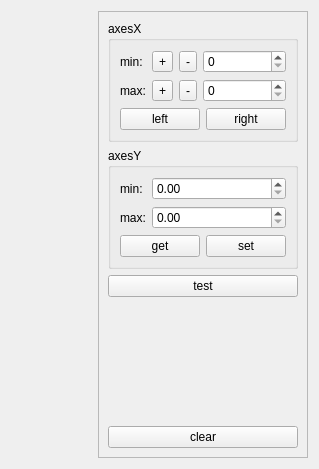
This is Qt/lib2/widgets/candlestick_box/src/ui/candlestick_box.ui in RinatB2017/mega_GIT as Qt 5 draws it before an edit. The edited form follows.
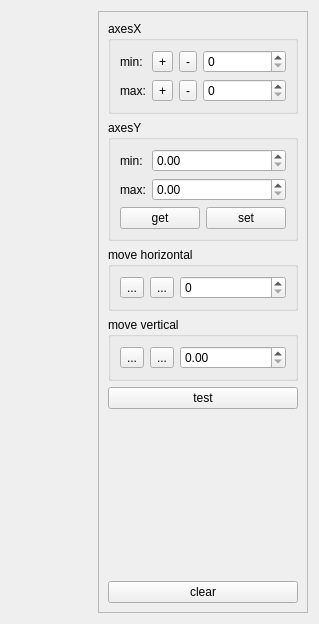
This is the edited form. Icons and pictures are not drawn. Custom widgets are drawn as their Qt base class.

Patch:
```diff
--- a/Qt/lib2/widgets/candlestick_box/src/ui/candlestick_box.ui
+++ b/Qt/lib2/widgets/candlestick_box/src/ui/candlestick_box.ui
@@ -7,7 +7,7 @@
     <x>0</x>
     <y>0</y>
     <width>319</width>
-    <height>469</height>
+    <height>624</height>
    </rect>
   </property>
   <property name="windowTitle">
@@ -118,24 +118,6 @@
            </item>
           </layout>
          </item>
-         <item>
-          <layout class="QHBoxLayout" name="horizontalLayout_2">
-           <item>
-            <widget class="QPushButton" name="btn_move_left">
-             <property name="text">
-              <string>left</string>
-             </property>
-            </widget>
-           </item>
-           <item>
-            <widget class="QPushButton" name="btn_move_right">
-             <property name="text">
-              <string>right</string>
-             </property>
-            </widget>
-           </item>
-          </layout>
-         </item>
         </layout>
        </widget>
       </item>
@@ -202,6 +184,82 @@
         </layout>
        </widget>
       </item>
+      <item>
+       <widget class="QGroupBox" name="groupBox_3">
+        <property name="title">
+         <string>move horizontal</string>
+        </property>
+        <layout class="QVBoxLayout" name="verticalLayout_4">
+         <item>
+          <layout class="QHBoxLayout" name="horizontalLayout_2">
+           <item>
+            <widget class="QToolButton" name="btn_move_left">
+             <property name="text">
+              <string>...</string>
+             </property>
+             <property name="icon">
+              <iconset resource="../../../../../lib/pictures/arrow.qrc">
+               <normaloff>:/arrow/arrow-left.png</normaloff>:/arrow/arrow-left.png</iconset>
+             </property>
+            </widget>
+           </item>
+           <item>
+            <widget class="QToolButton" name="btn_move_right">
+             <property name="text">
+              <string>...</string>
+             </property>
+             <property name="icon">
+              <iconset resource="../../../../../lib/pictures/arrow.qrc">
+               <normaloff>:/arrow/arrow-right.png</normaloff>:/arrow/arrow-right.png</iconset>
+             </property>
+            </widget>
+           </item>
+           <item>
+            <widget class="QSpinBox" name="sb_posx_delta"/>
+           </item>
+          </layout>
+         </item>
+        </layout>
+       </widget>
+      </item>
+      <item>
+       <widget class="QGroupBox" name="groupBox_4">
+        <property name="title">
+         <string>move vertical</string>
+        </property>
+        <layout class="QVBoxLayout" name="verticalLayout_5">
+         <item>
+          <layout class="QHBoxLayout" name="horizontalLayout_3">
+           <item>
+            <widget class="QToolButton" name="btn_move_up">
+             <property name="text">
+              <string>...</string>
+             </property>
+             <property name="icon">
+              <iconset resource="../../../../../lib/pictures/arrow.qrc">
+               <normaloff>:/arrow/arrow-up.png</normaloff>:/arrow/arrow-up.png</iconset>
+             </property>
+            </widget>
+           </item>
+           <item>
+            <widget class="QToolButton" name="btn_move_down">
+             <property name="text">
+              <string>...</string>
+             </property>
+             <property name="icon">
+              <iconset resource="../../../../../lib/pictures/arrow.qrc">
+               <normaloff>:/arrow/arrow-down.png</normaloff>:/arrow/arrow-down.png</iconset>
+             </property>
+            </widget>
+           </item>
+           <item>
+            <widget class="QDoubleSpinBox" name="dsb_posy_delta"/>
+           </item>
+          </layout>
+         </item>
+        </layout>
+       </widget>
+      </item>
       <item>
        <widget class="QPushButton" name="btn_test">
         <property name="text">
```
Left out of the diff: 9 changed lines with no effect on the pictures.
